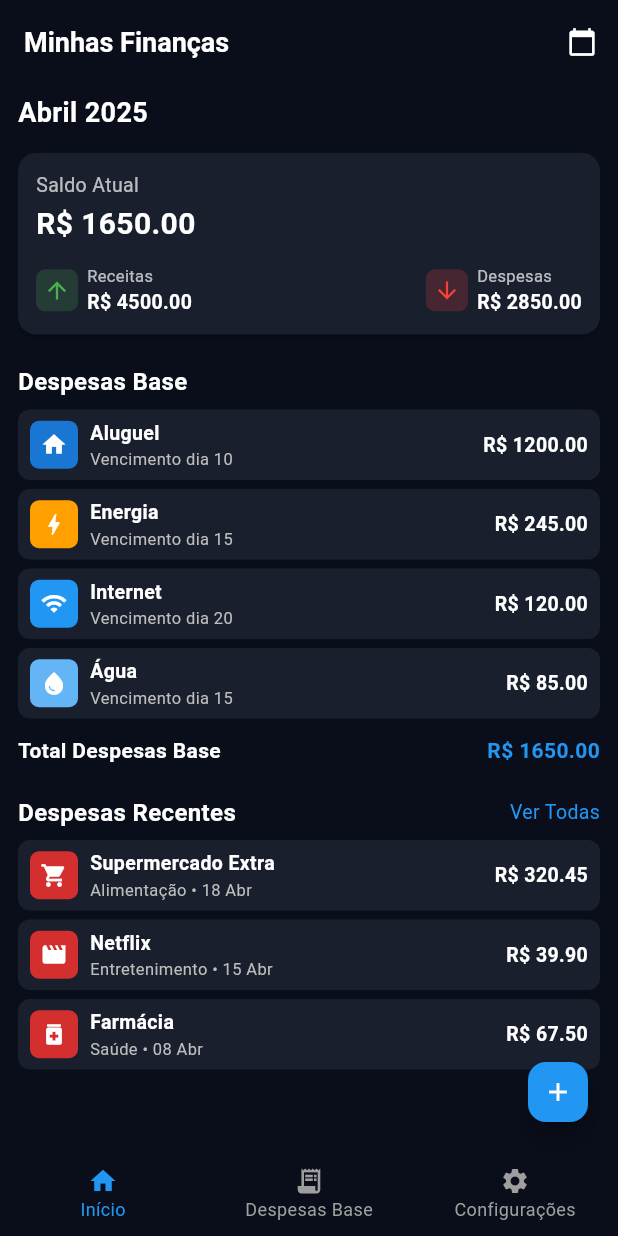
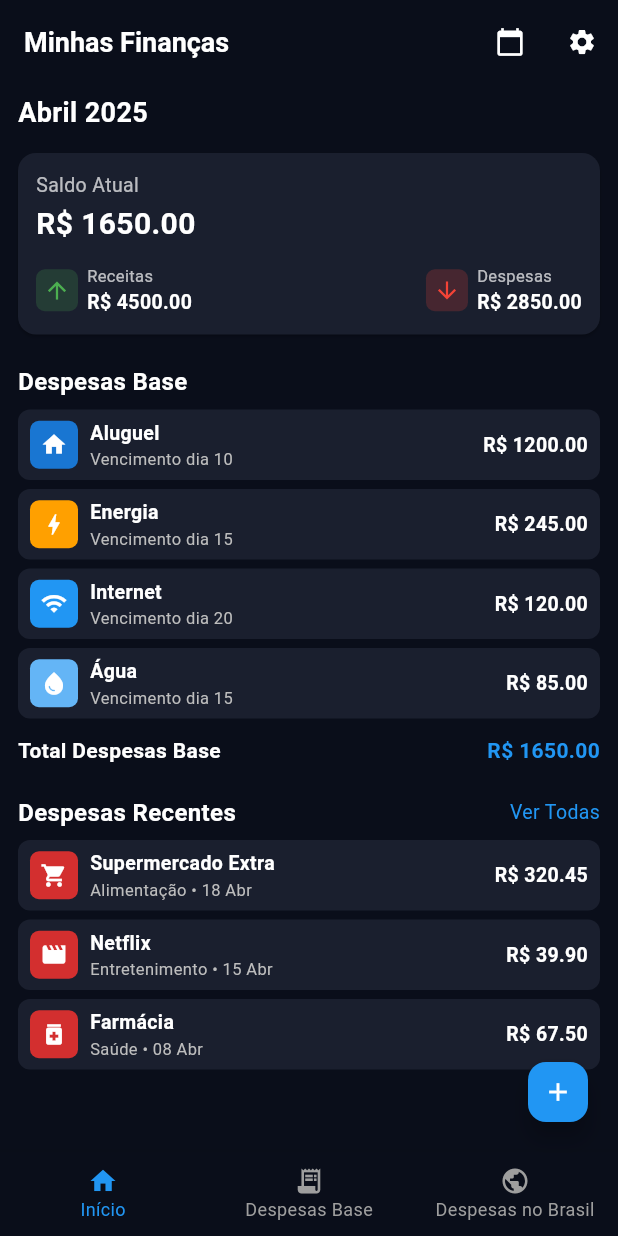
Before and after one commit to borinvini/finances_app, a Flutter app: the screen it shows after launch, on a phone screen of 412 x 824 dp. Run offline on Flutter 3.47's test engine with Material 3 defaults, Android fonts, the phone set to English and light mode, and no system bars.

Commit message:
Home screen changes in layout.

```diff
--- a/lib/screens/home_screen.dart
+++ b/lib/screens/home_screen.dart
@@ -24,6 +24,12 @@ class HomeScreen extends StatelessWidget {
         actions: [
           IconButton(
             icon: const Icon(Icons.calendar_today, color: Colors.white, size: 20), // Smaller icon
+            onPressed: () {},
+            padding: const EdgeInsets.symmetric(horizontal: 12), // Smaller padding
+          ),
+          // Adicionado botão de configurações
+          IconButton(
+            icon: const Icon(Icons.settings, color: Colors.white, size: 20), // Smaller icon
             onPressed: () {},
             padding: const EdgeInsets.symmetric(horizontal: 12), // Smaller padding
           ),
@@ -86,9 +92,10 @@ class HomeScreen extends StatelessWidget {
             icon: Icon(Icons.receipt_long),
             label: 'Despesas Base',
           ),
+          // Configurações substituído por Despesas no Brasil
           BottomNavigationBarItem(
-            icon: Icon(Icons.settings),
-            label: 'Configurações',
+            icon: Icon(Icons.public),
+            label: 'Despesas no Brasil',
           ),
         ],
       ),
```
